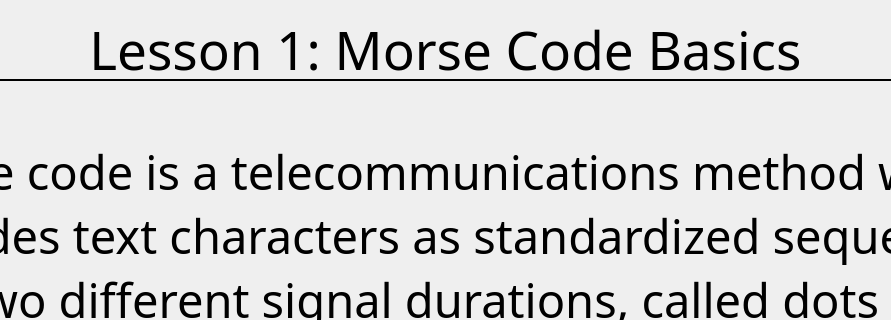
First picture: the form in MorseCodeLearner/morsecodebasics.ui, repository UofU-CS3505/cs3505-assignment9-the_tigers, before the edit; both pictures show x 200 to 1091 and y 0 to 320 of the 1281 by 724 pixel window.
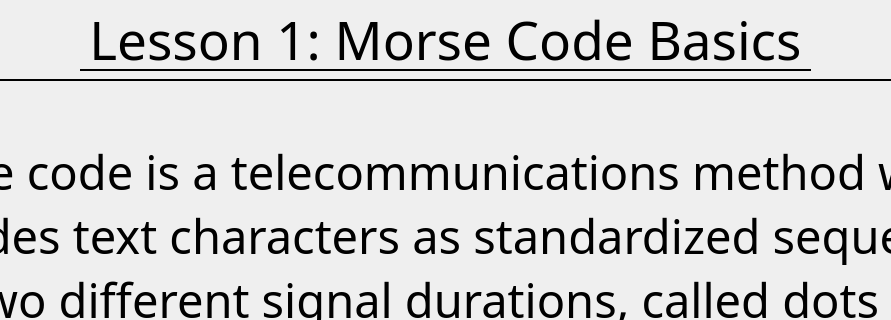
Second picture: the form after the edit.

```diff
--- a/MorseCodeLearner/morsecodebasics.ui
+++ b/MorseCodeLearner/morsecodebasics.ui
@@ -144,7 +144,7 @@
     <property name="geometry">
      <rect>
       <x>280</x>
-      <y>20</y>
+      <y>10</y>
       <width>731</width>
       <height>61</height>
      </rect>
@@ -153,6 +153,8 @@
      <font>
       <family>Old London</family>
       <pointsize>40</pointsize>
+      <underline>false</underline>
+      <kerning>true</kerning>
      </font>
     </property>
     <property name="text">
```
Left out of the diff: 3 changed lines with no effect on the pictures.
